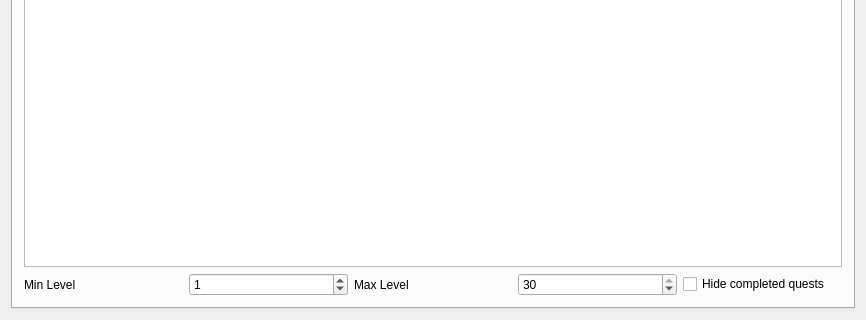
Qt form mainwindow.ui (apocolypse600/DDOQuestHelper) before a commit; both pictures show x 0 to 866 and y 357 to 677 of the 866 by 677 pixel window.
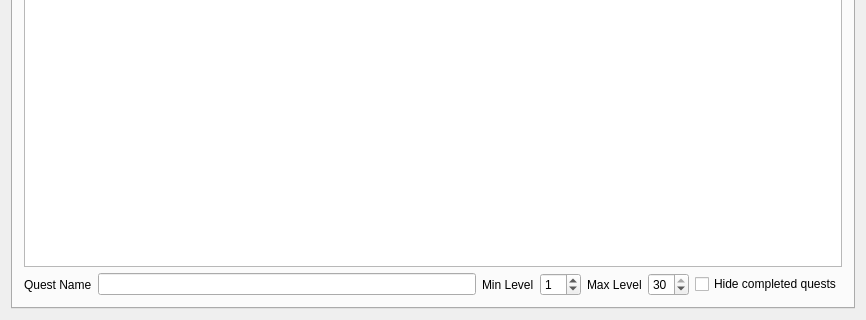
The same form after that commit.

Commit message: Add a quest name filter

```diff
--- a/mainwindow.ui
+++ b/mainwindow.ui
@@ -30,6 +30,16 @@
         </item>
         <item>
          <layout class="QHBoxLayout" name="horizontalLayout">
+          <item>
+           <widget class="QLabel" name="label_5">
+            <property name="text">
+             <string>Quest Name</string>
+            </property>
+           </widget>
+          </item>
+          <item>
+           <widget class="QLineEdit" name="lineEditNameFilter"/>
+          </item>
           <item>
            <widget class="QLabel" name="label_3">
             <property name="text">
```
Left out of the diff: 2 changed lines with no effect on the pictures. The commit also changes 1 other file.
